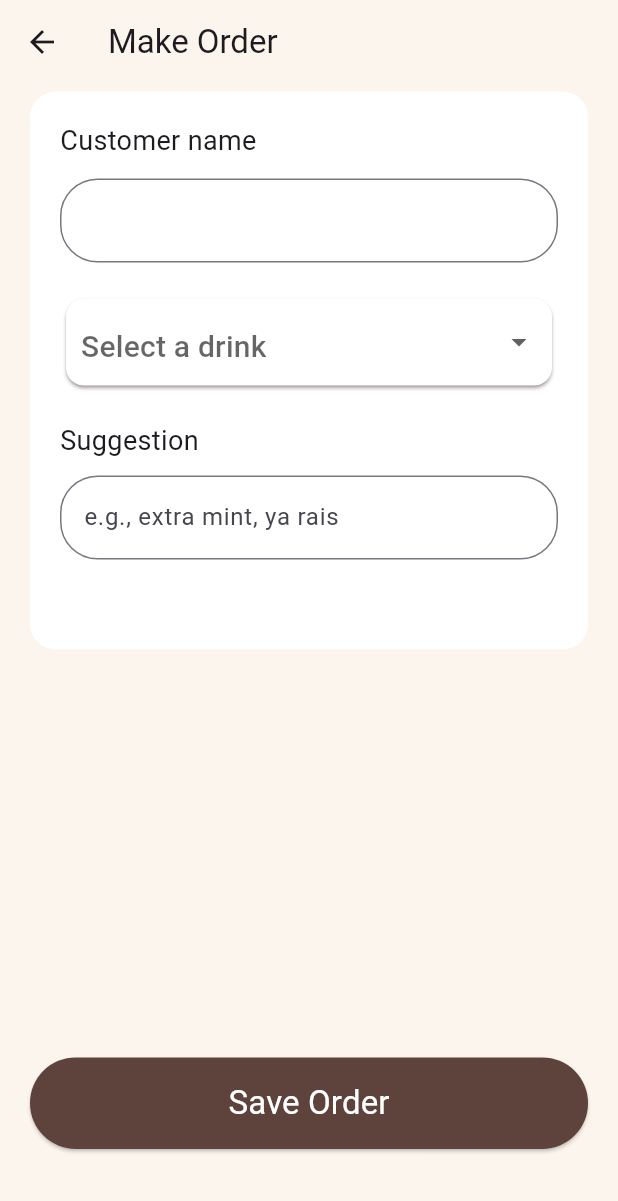
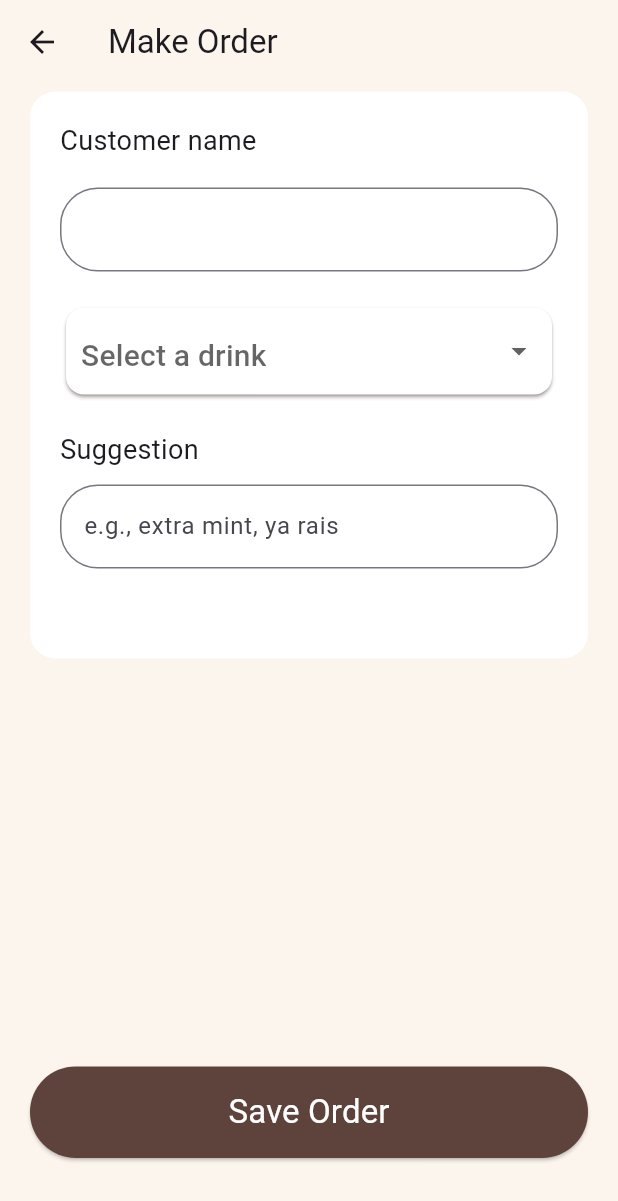
Before and after one commit to rehab-hamdi-selim/ahwa, a Flutter app: the NewOrderScreen screen opened directly, on a phone screen of 412 x 824 dp. Shown: the top 1201 px of the screen. Run offline on Flutter 3.47's test engine with Material 3 defaults, Android fonts, the light colour scheme and no system bars.

Commit message:
edit spacing

```diff
--- a/lib/presentation/screens/new_order_screen.dart
+++ b/lib/presentation/screens/new_order_screen.dart
@@ -77,7 +77,7 @@ class _NewOrderScreenState extends State<NewOrderScreen> {
                   children: [
                     // Customer Name
                     Column(
-                      spacing: 12,
+                      spacing: 18,
                       crossAxisAlignment: CrossAxisAlignment.start,
                       mainAxisSize: MainAxisSize.min,
                       children: [
```
